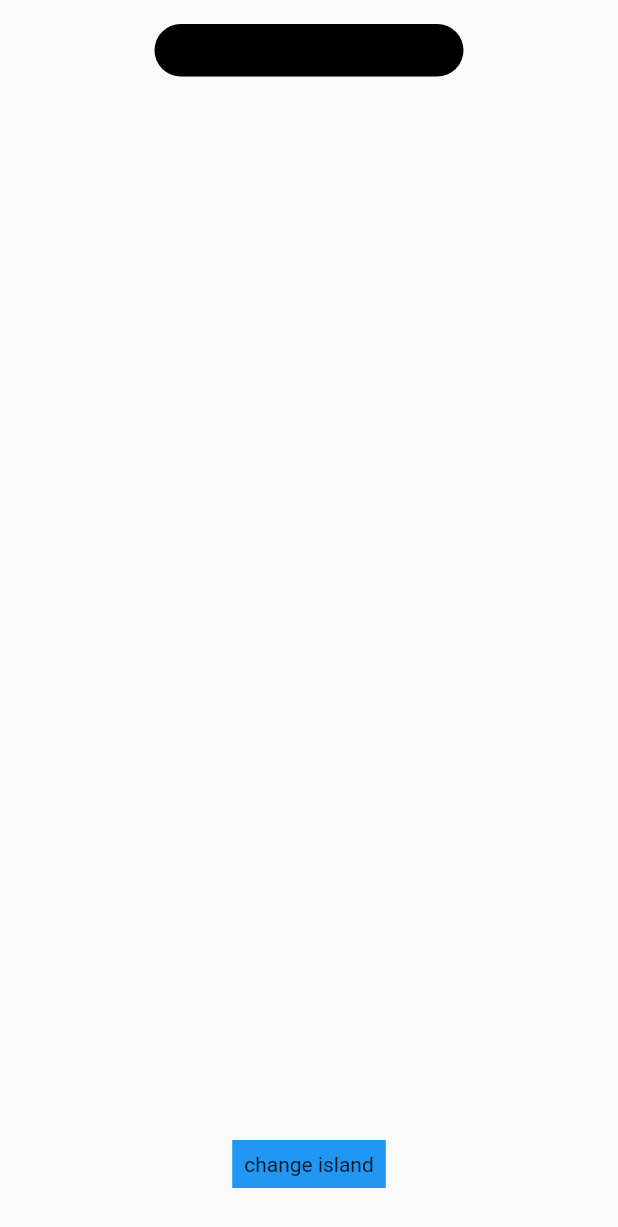
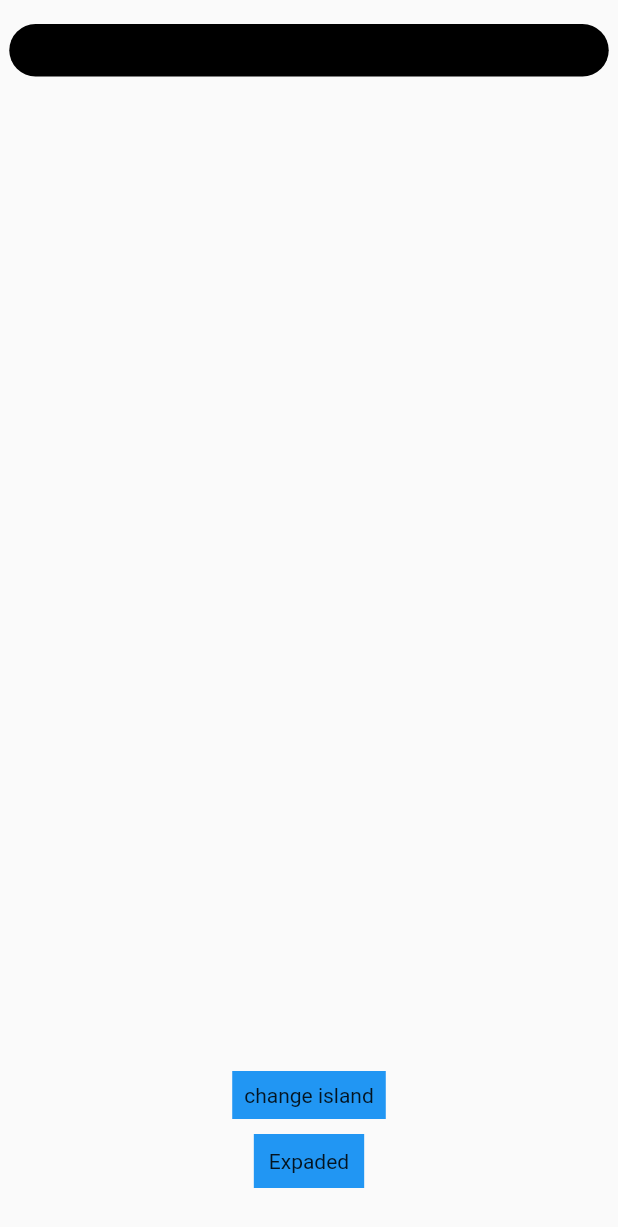
Before and after one commit to HerculesGit/flutter_dynamic_island, a Flutter app: the screen it shows after launch, on a phone screen of 412 x 824 dp. Shown: the top 1227 px of the screen. Run offline on Flutter 3.47's test engine with Material 2 defaults, Android fonts, the phone set to English and light mode, and no system bars.

Commit message:
change music island to accept the expanded mode

```diff
--- a/lib/presentation/controllers/animated_dynamic_island_controller.dart
+++ b/lib/presentation/controllers/animated_dynamic_island_controller.dart
@@ -16,6 +16,11 @@ class AnimatedDynamicIsland extends ChangeNotifier {
     }
   }
 
+  expandButton() {
+    expandedIsland = !expandedIsland;
+    notifyListeners();
+  }
+
   showIcons() {
     opacity = 1.0;
     notifyListeners();
--- a/lib/presentation/views/home_view.dart
+++ b/lib/presentation/views/home_view.dart
@@ -41,6 +41,14 @@ class _HomeViewState extends State<HomeView> {
                       color: Colors.blue,
                       child: const Text('change island')),
                 ),
+                const SizedBox(height: 10),
+                InkWell(
+                  onTap: () => controller.expandButton(),
+                  child: Container(
+                      padding: EdgeInsets.all(10),
+                      color: Colors.blue,
+                      child: const Text('Expaded')),
+                ),
                 const SizedBox(height: 32),
               ],
             ),
@@ -52,16 +60,24 @@ class _HomeViewState extends State<HomeView> {
 
   Widget buildDynamicIslandScaffold(AnimatedDynamicIsland controller) {
     final double width = MediaQuery.of(context).size.width;
+    final double height = MediaQuery.of(context).size.height;
+
     return AnimatedContainer(
-      width: controller.isDefaultIcon ? width * 0.3 : width * 0.5,
-      height: 35,
+      // curve: Curves.easeInOutQuart,
+      width: controller.isDefaultIcon ? width * 0.3 : width * 0.97,
+      height: controller.expandedIsland ? height * 0.22 : 35,
       duration: const Duration(milliseconds: 200),
       margin: const EdgeInsets.only(top: 16.0),
       decoration: BoxDecoration(
         color: Colors.black,
         borderRadius: BorderRadius.circular(25),
       ),
-      child: MusicIslandWidget(opacity: controller.opacity, expanded: false),
+      child: MusicIslandWidget(
+        opacity: controller.opacity,
+        width: width * 0.97,
+        height: height * 0.22,
+        expanded: controller.expandedIsland,
+      ),
     );
   }
 }
--- a/lib/presentation/widgets/music_island_widget.dart
+++ b/lib/presentation/widgets/music_island_widget.dart
@@ -6,37 +6,150 @@ class MusicIslandWidget extends StatelessWidget {
   final double opacity;
   final bool expanded;
 
+  final double width;
+  final double height;
+
   const MusicIslandWidget(
-      {Key? key, required this.opacity, required this.expanded})
+      {Key? key,
+      required this.opacity,
+      required this.expanded,
+      required this.width,
+      required this.height})
       : super(key: key);
 
   @override
   Widget build(BuildContext context) {
-    return Row(
+    return _buildBody();
+  }
+
+  Widget _buildBody() {
+    return AnimatedContainer(
+      duration: const Duration(milliseconds: 200),
+      // alignment: Alignment.center,
+
+      /// expanded mode , else 0
+      padding: EdgeInsets.all(expanded ? 16.0 : 0.0),
+
+      /// expanded mode was created this column
+      // child: SingleChildScrollView(
+      child: SingleChildScrollView(
+        child: Column(
+          mainAxisAlignment: MainAxisAlignment.start,
+          children: [
+            Row(
+              mainAxisAlignment: MainAxisAlignment.spaceBetween,
+
+              /// expanded mode
+              crossAxisAlignment: CrossAxisAlignment.start,
+
               children: [
                 AnimatedOpacityWidget(
                   opacity: opacity,
-          isRight: false,
-          child: Container(
-            margin: const EdgeInsets.only(left: 4.0),
-            padding: const EdgeInsets.symmetric(horizontal: 2.0, vertical: 1.0),
+
+                  /// expanded mode -> true
+                  isRight: expanded ? false : false,
+                  child: AnimatedContainer(
+                    margin:
+                        EdgeInsets.only(left: 4.0, top: expanded ? 0.0 : 5.0),
+                    duration: const Duration(milliseconds: 200),
+                    height: expanded ? height * 0.3 : 24,
+                    width: expanded ? height * 0.3 : 24,
+                    padding: const EdgeInsets.symmetric(
+                        horizontal: 2.0, vertical: 1.0),
                     decoration: BoxDecoration(
-                color: Colors.yellow, borderRadius: BorderRadius.circular(5.0)),
-            child: const Icon(
+                        color: Colors.yellow,
+                        borderRadius: BorderRadius.circular(5.0)),
+                    child: const FittedBox(
+                      child: Icon(
                         Icons.adb_rounded,
                         color: Colors.black,
                       ),
                     ),
                   ),
-        const Spacer(),
-        AnimatedOpacityWidget(
+                ),
+
+                /// expanded mode
+                if (expanded) _buildMusicInfo(),
+
+                AnimatedContainer(
+                  margin: EdgeInsets.only(left: 4.0, top: expanded ? 0.0 : 5.0),
+                  duration: const Duration(milliseconds: 200),
+                  child: AnimatedOpacityWidget(
                     opacity: opacity,
-          isRight: true,
+                    isRight: false,
                     child: const Padding(
                         padding: EdgeInsets.only(right: 8.0),
                         child: Icon(Icons.signal_cellular_alt_rounded,
                             color: Colors.yellow)),
                   ),
+                ),
+              ],
+            ),
+            if (expanded) _buildMiniPlayer(),
+          ],
+        ),
+      ),
+    );
+  }
+
+  Widget _buildMusicInfo() => Expanded(
+        child: Padding(
+          padding: const EdgeInsets.symmetric(horizontal: 16),
+          child: Column(
+            mainAxisAlignment: MainAxisAlignment.center,
+            crossAxisAlignment: CrossAxisAlignment.start,
+            children: const [
+              AnimatedDefaultTextStyle(
+                  style: TextStyle(fontSize: 14),
+                  duration: Duration(seconds: 1),
+                  child: Text('Pepas')),
+              AnimatedDefaultTextStyle(
+                  style: TextStyle(fontSize: 14),
+                  duration: Duration(seconds: 1),
+                  child: Text('Farruko')),
+            ],
+          ),
+        ),
+      );
+
+  Widget _buildMiniPlayer() => Column(
+        mainAxisAlignment: MainAxisAlignment.end,
+        children: [
+          const SizedBox(height: 10.0),
+          _buildProgressBar(),
+          const SizedBox(height: 10.0),
+          Row(
+            mainAxisAlignment: MainAxisAlignment.center,
+            children: const [
+              Icon(Icons.keyboard_double_arrow_left_outlined,
+                  color: Colors.white, size: 45),
+              Icon(Icons.pause, color: Colors.white, size: 45),
+              Icon(Icons.keyboard_double_arrow_right_outlined,
+                  color: Colors.white, size: 45),
+            ],
+          ),
+        ],
+      );
+
+  Widget _buildProgressBar() {
+    const textGreyStyle = TextStyle(color: Colors.grey, fontSize: 10.0);
+    return Row(
+      children: [
+        const AnimatedDefaultTextStyle(
+            style: textGreyStyle,
+            duration: Duration(seconds: 1),
+            child: Text('2:10')),
+        Expanded(
+          child: Container(
+            margin: const EdgeInsets.symmetric(horizontal: 8.0),
+            height: 8.0,
+            decoration: BoxDecoration(
+              borderRadius: BorderRadius.circular(100),
+              color: Colors.white,
+            ),
+          ),
+        ),
+        const Text('-2:35', style: textGreyStyle),
       ],
     );
   }
```
Lines whose indentation alone changed are shown as unchanged.
